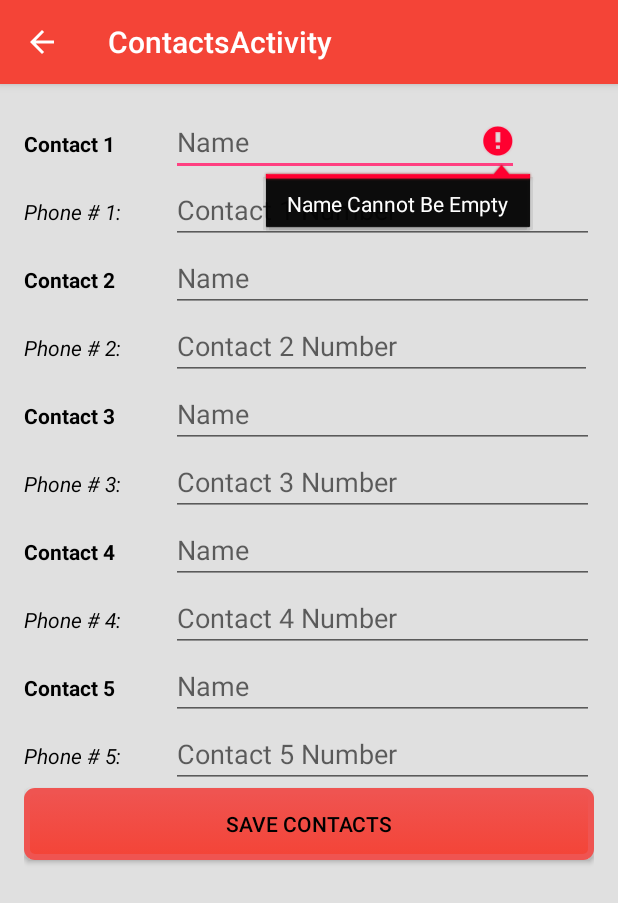
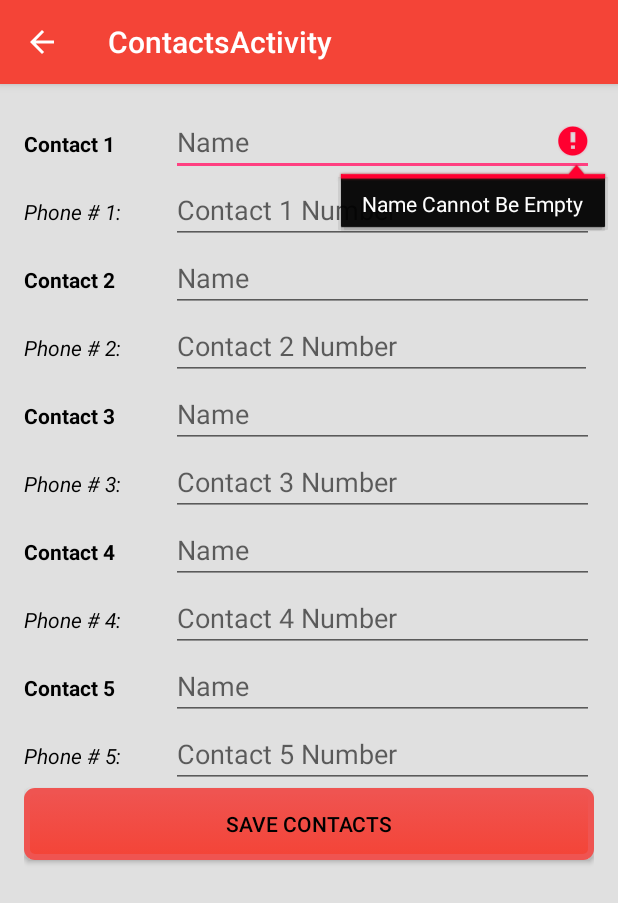
Before and after one commit to RDoughBoy/LifelinesBreathalyzer, an Android app: the ContactsActivity screen opened directly, with no data from a screen before it, on a phone screen of 412 x 824 dp. Shown: the top 903 px of the screen. Run offline under Robolectric (Android 15) with nearby library versions, the phone set to English and light mode, and no system bars.

Commit message:
Fixed layout

```diff
--- a/Lifelines_Breathalyzer/src/main/res/layout/content_contacts.xml
+++ b/Lifelines_Breathalyzer/src/main/res/layout/content_contacts.xml
@@ -37,7 +37,7 @@
                     android:layout_width="98dp" />
 
                 <EditText
-                    android:layout_width="232dp"
+                    android:layout_width="match_parent"
                     android:layout_height="wrap_content"
                     android:inputType="textPersonName"
                     android:ems="10"
```
